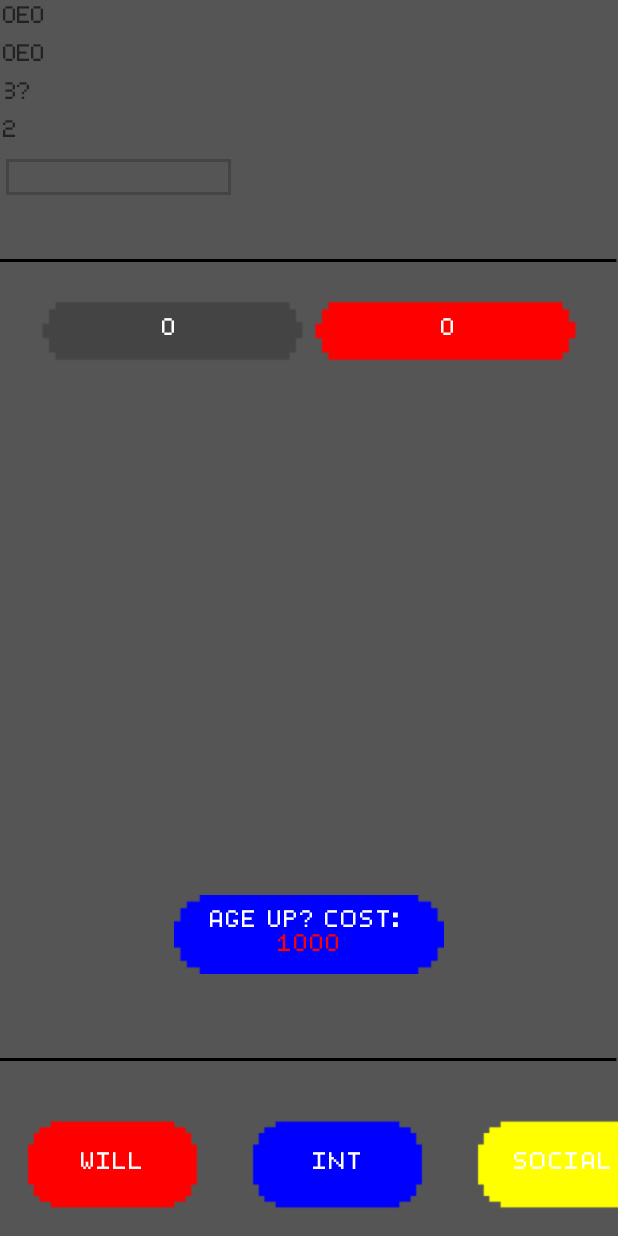
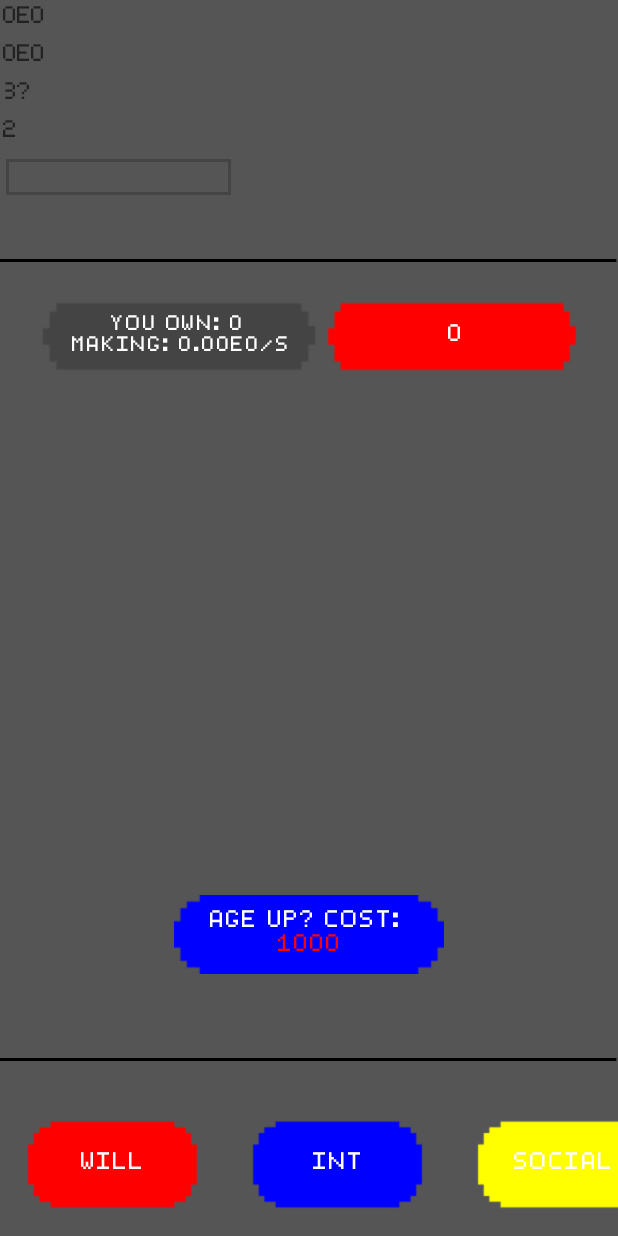
Before and after one commit to MilesAlfrey/IdleLife, an Android app: the screen it shows after launch (MainActivity), on a phone screen of 412 x 824 dp. Run offline under Robolectric (Android 15) with nearby library versions, the phone set to English and light mode, and no system bars; our stand-ins replace navigation-ui.

Commit message:
Added a way of seeing how much you are making per second

```diff
--- a/app/src/main/java/com/example/idlelife/Fragments/WillFragment.java
+++ b/app/src/main/java/com/example/idlelife/Fragments/WillFragment.java
@@ -19,6 +19,8 @@ import com.example.idlelife.MiscMethods;
 import com.example.idlelife.R;
 import com.example.idlelife.databinding.FragmentWillBinding;
 
+import java.text.DecimalFormat;
+import java.text.NumberFormat;
 
 
 public class WillFragment extends Fragment  {
@@ -119,9 +121,13 @@ public class WillFragment extends Fragment  {
             //binding.WillBuy4.setBackgroundColor(0xff555555);
         }
 
+        NumberFormat numFormat = new DecimalFormat("0.##E0");
 
+
+        long Will1MakeAmount = MiscMethods.Will1Gain(requireContext());
+        int Will1Owned = score.getInt("Will1",0);
         binding.WillBuy1.setText(String.valueOf(MiscMethods.Will1Cost(requireContext()))); //MAy not need as it is in run now.
-        binding.WillDescrip1.setText(String.valueOf(score.getInt("Will1",0)));
+        binding.WillDescrip1.setText(getString(R.string.DescriptionText,Will1Owned,numFormat.format(Will1MakeAmount)));
 
         binding.WillBuy2.setText(String.valueOf(MiscMethods.Will2Cost(requireContext())));
         binding.WillDescrip2.setText(String.valueOf(score.getInt("Will2",0)));
@@ -160,17 +166,38 @@ public class WillFragment extends Fragment  {
             int cost4 = MiscMethods.Will4Cost(requireContext());
             long score = saves.getLong("Will", 0);
 
+            NumberFormat numFormat = new DecimalFormat("0.00E0");
+
+
+
+            long Will1MakeAmount = MiscMethods.Will1Gain(requireContext());
+            int Will1Owned = saves.getInt("Will1",0);
             binding.WillBuy1.setText(String.valueOf(cost1));
-            binding.WillDescrip1.setText(String.valueOf(saves.getInt("Will1",0)));
+            binding.WillDescrip1.setText(getString(R.string.DescriptionText,Will1Owned,numFormat.format(Will1MakeAmount)));
 
+            //binding.WillBuy2.setText(String.valueOf(cost2));
+            //binding.WillDescrip2.setText(String.valueOf(saves.getInt("Will2",0)));
+
+            long Will2MakeAmount = MiscMethods.Will2Gain(requireContext());
+            int Will2Owned = saves.getInt("Will2",0);
             binding.WillBuy2.setText(String.valueOf(cost2));
-            binding.WillDescrip2.setText(String.valueOf(saves.getInt("Will2",0)));
+            binding.WillDescrip2.setText(getString(R.string.DescriptionText,Will2Owned,numFormat.format(Will2MakeAmount)));
 
+            //binding.WillBuy3.setText(String.valueOf(cost3));
+            //binding.WillDescrip3.setText(String.valueOf(saves.getInt("Will3",0)));
+
+            long Will3MakeAmount = MiscMethods.Will3Gain(requireContext());
+            int Will3Owned = saves.getInt("Will3",0);
             binding.WillBuy3.setText(String.valueOf(cost3));
-            binding.WillDescrip3.setText(String.valueOf(saves.getInt("Will3",0)));
+            binding.WillDescrip3.setText(getString(R.string.DescriptionText,Will3Owned,numFormat.format(Will3MakeAmount)));
 
+            //binding.WillBuy4.setText(String.valueOf(cost4));
+            //binding.WillDescrip4.setText(String.valueOf(saves.getInt("Will4",0)));
+
+            long Will4MakeAmount = MiscMethods.Will4Gain(requireContext());
+            int Will4Owned = saves.getInt("Will4",0);
             binding.WillBuy4.setText(String.valueOf(cost4));
-            binding.WillDescrip4.setText(String.valueOf(saves.getInt("Will4",0)));
+            binding.WillDescrip4.setText(getString(R.string.DescriptionText,Will4Owned,numFormat.format(Will4MakeAmount)));
 
 
             if (score >= cost1) {//Stops it going on forever.
--- a/app/src/main/java/com/example/idlelife/MainApplication.java
+++ b/app/src/main/java/com/example/idlelife/MainApplication.java
@@ -72,12 +72,22 @@ public class MainApplication extends Application {
             boolean Test5 = data.getBoolean("Test5Completed",false);
             boolean Test6 = data.getBoolean("Test6Completed",false);
 
-
+/*
             long WillAdd = Will1 + 5 * Will2 + 20 * Will3 + 100 * Will4;
 
             if (Test1) {
                 WillAdd*=4; //Can just add effects like this
             }
+
+ */
+            long WillAdd = MiscMethods.Will1Gain(getBaseContext())+
+                    MiscMethods.Will2Gain(getBaseContext())+
+                    MiscMethods.Will3Gain(getBaseContext())+
+                    MiscMethods.Will4Gain(getBaseContext());
+
+            //WillAdd is amount per second so i will need to divide it by update time.
+
+            WillAdd = WillAdd/(1000/Update_Interval);
 
             editor.putLong("Will", currentWill + WillAdd);
 
--- a/app/src/main/java/com/example/idlelife/MiscMethods.java
+++ b/app/src/main/java/com/example/idlelife/MiscMethods.java
@@ -22,6 +22,22 @@ public class MiscMethods {
         return (int) (level*10+ Math.floor(Math.pow((float)level,2.5)));
     }
 
+    public static long Will1Gain(Context context){
+
+        //Returns the total amount of will per second that will1 will give.
+        SharedPreferences data = context.getSharedPreferences("Values",Context.MODE_PRIVATE);
+        int will1Amount = data.getInt("Will1",0);
+        boolean Test1 = data.getBoolean("Test1Completed",false);
+
+
+        if (Test1){
+            return 4*will1Amount*20;//Times 20 because 20 updates a second and each update gives 1;
+        }
+        else{
+            return will1Amount*20;
+        }
+    }
+
     public static int Will2Cost(Context context){
 
 
@@ -30,6 +46,22 @@ public class MiscMethods {
         int level = data.getInt("Will2",0);
 
         return (int) (1000+level*100+ Math.floor(Math.pow((float)level,2.5)));
+    }
+
+    public static long Will2Gain(Context context){
+
+        //Returns the total amount of will per second that will1 will give.
+        SharedPreferences data = context.getSharedPreferences("Values",Context.MODE_PRIVATE);
+        int will2Amount = data.getInt("Will2",0);
+        boolean Test1 = data.getBoolean("Test1Completed",false);
+
+
+        if (Test1){
+            return 4*will2Amount*100;
+        }
+        else{
+            return will2Amount*100;
+        }
     }
 
     public static int Will3Cost(Context context){
@@ -42,6 +74,22 @@ public class MiscMethods {
         return (int) (10000+level*1000+ Math.floor(Math.pow((float)level,3)));
     }
 
+    public static long Will3Gain(Context context){
+
+        //Returns the total amount of will per second that will1 will give.
+        SharedPreferences data = context.getSharedPreferences("Values",Context.MODE_PRIVATE);
+        int will1Amount = data.getInt("Will3",0);
+        boolean Test1 = data.getBoolean("Test1Completed",false);
+
+
+        if (Test1){
+            return 4*will1Amount*400;
+        }
+        else{
+            return will1Amount*400;
+        }
+    }
+
     public static int Will4Cost(Context context){
 
 
@@ -50,6 +98,22 @@ public class MiscMethods {
         int level = data.getInt("Will4",0);
 
         return (int) (50000+level*2000+ Math.floor(Math.pow((float)level,3.5)));
+    }
+
+    public static long Will4Gain(Context context){
+
+        //Returns the total amount of will per second that will1 will give.
+        SharedPreferences data = context.getSharedPreferences("Values",Context.MODE_PRIVATE);
+        int will1Amount = data.getInt("Will4",0);
+        boolean Test1 = data.getBoolean("Test1Completed",false);
+
+
+        if (Test1){
+            return 4*will1Amount*2000;//Times 20 because 20 updates a second and each update gives 1;
+        }
+        else{
+            return will1Amount*2000;
+        }
     }
 
 
--- a/app/src/main/res/layout/fragment_will.xml
+++ b/app/src/main/res/layout/fragment_will.xml
@@ -61,13 +61,14 @@
                 <Button
                     android:id="@+id/WillDescrip1"
                     android:layout_width="wrap_content"
-                    android:layout_height="wrap_content"
+                    android:layout_height="match_parent"
                     android:layout_weight="1"
                     android:background="@drawable/buttonwithoutside"
                     android:checkable="false"
                     android:clickable="false"
                     android:insetRight="4dp"
                     android:text="Button"
+                    android:textSize="14sp"
                     app:backgroundTint="@color/Darker_Grey"
                     app:backgroundTintMode="src_in"
                     app:rippleColor="#00FFFFFF" />
@@ -75,7 +76,7 @@
                 <Button
                     android:id="@+id/WillBuy1"
                     android:layout_width="wrap_content"
-                    android:layout_height="wrap_content"
+                    android:layout_height="match_parent"
                     android:layout_weight="1"
                     android:background="@drawable/buttonwithoutside"
                     android:checkable="false"
@@ -94,14 +95,15 @@
 
                 <Button
                     android:id="@+id/WillDescrip2"
-                    android:layout_width="168dp"
-                    android:layout_height="wrap_content"
+                    android:layout_width="wrap_content"
+                    android:layout_height="match_parent"
                     android:layout_weight="1"
                     android:background="@drawable/buttonwithoutside"
                     android:checkable="false"
                     android:clickable="false"
                     android:insetRight="2dp"
                     android:text="Button"
+                    android:textSize="14sp"
                     android:visibility="gone"
                     app:backgroundTint="@color/Darker_Grey"
                     app:rippleColor="#00FFFFFF"
@@ -110,7 +112,7 @@
                 <Button
                     android:id="@+id/WillBuy2"
                     android:layout_width="wrap_content"
-                    android:layout_height="wrap_content"
+                    android:layout_height="match_parent"
                     android:layout_weight="1"
                     android:background="@drawable/buttonwithoutside"
                     android:insetLeft="2dp"
@@ -128,14 +130,15 @@
 
                 <Button
                     android:id="@+id/WillDescrip3"
-                    android:layout_width="168dp"
-                    android:layout_height="wrap_content"
+                    android:layout_width="wrap_content"
+                    android:layout_height="match_parent"
                     android:layout_weight="1"
                     android:background="@drawable/buttonwithoutside"
                     android:checkable="false"
                     android:clickable="false"
                     android:insetRight="2dp"
                     android:text="Button"
+                    android:textSize="14sp"
                     android:visibility="gone"
                     app:backgroundTint="@color/Darker_Grey"
                     app:rippleColor="#00FFFFFF"
@@ -144,7 +147,7 @@
                 <Button
                     android:id="@+id/WillBuy3"
                     android:layout_width="wrap_content"
-                    android:layout_height="wrap_content"
+                    android:layout_height="match_parent"
                     android:layout_weight="1"
                     android:background="@drawable/buttonwithoutside"
                     android:insetLeft="2dp"
@@ -162,14 +165,15 @@
 
                 <Button
                     android:id="@+id/WillDescrip4"
-                    android:layout_width="168dp"
-                    android:layout_height="wrap_content"
+                    android:layout_width="wrap_content"
+                    android:layout_height="match_parent"
                     android:layout_weight="1"
                     android:background="@drawable/buttonwithoutside"
                     android:checkable="false"
                     android:clickable="false"
                     android:insetRight="2dp"
                     android:text="Button"
+                    android:textSize="14sp"
                     android:visibility="gone"
                     app:backgroundTint="@color/Darker_Grey"
                     app:rippleColor="#00FFFFFF"
@@ -178,7 +182,7 @@
                 <Button
                     android:id="@+id/WillBuy4"
                     android:layout_width="wrap_content"
-                    android:layout_height="wrap_content"
+                    android:layout_height="match_parent"
                     android:layout_weight="1"
                     android:background="@drawable/buttonwithoutside"
                     android:insetLeft="2dp"
--- a/app/src/main/res/values/strings.xml
+++ b/app/src/main/res/values/strings.xml
@@ -24,6 +24,8 @@
     <string name="ConfirmationCheck">Are you sure you want to do that?</string>
     <string name="SwitchConfirmation">Change the current test to test %1$d?</string>
     <string name="AgeUpText">Age up? Cost: /n 100000</string>
+    <string name="DescriptionText">You own: %1$d\n making: %2$s/s</string>
+
 
     <string name="Yes">Yep!</string>
     <string name="No">Nope!</string>
```
